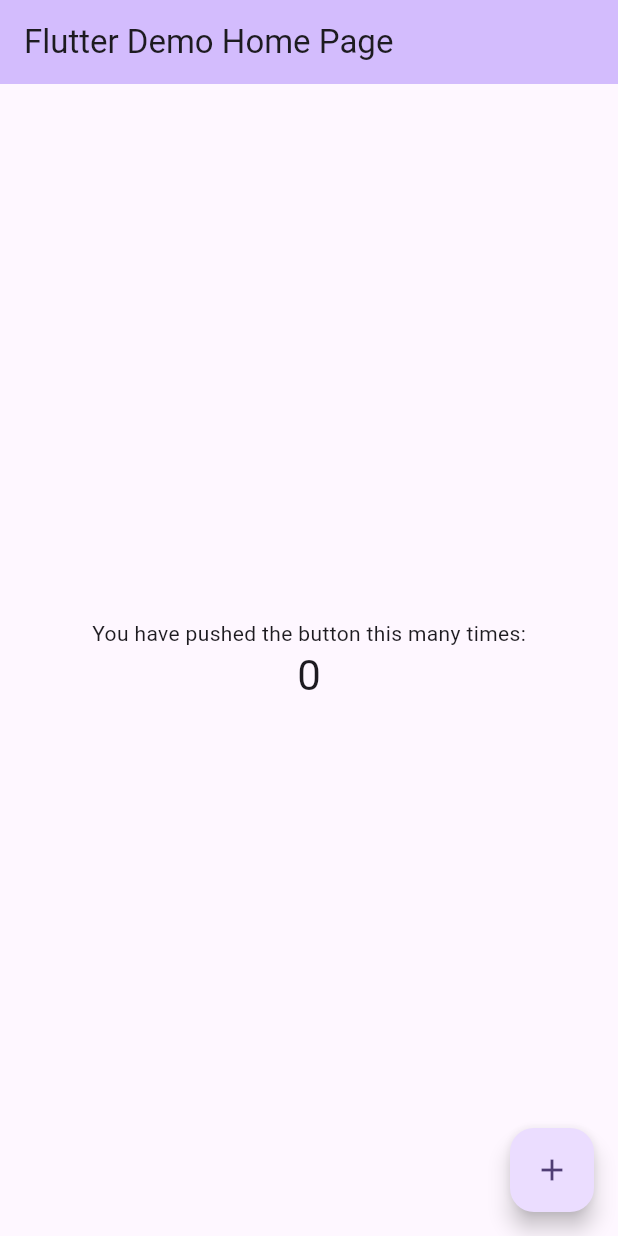
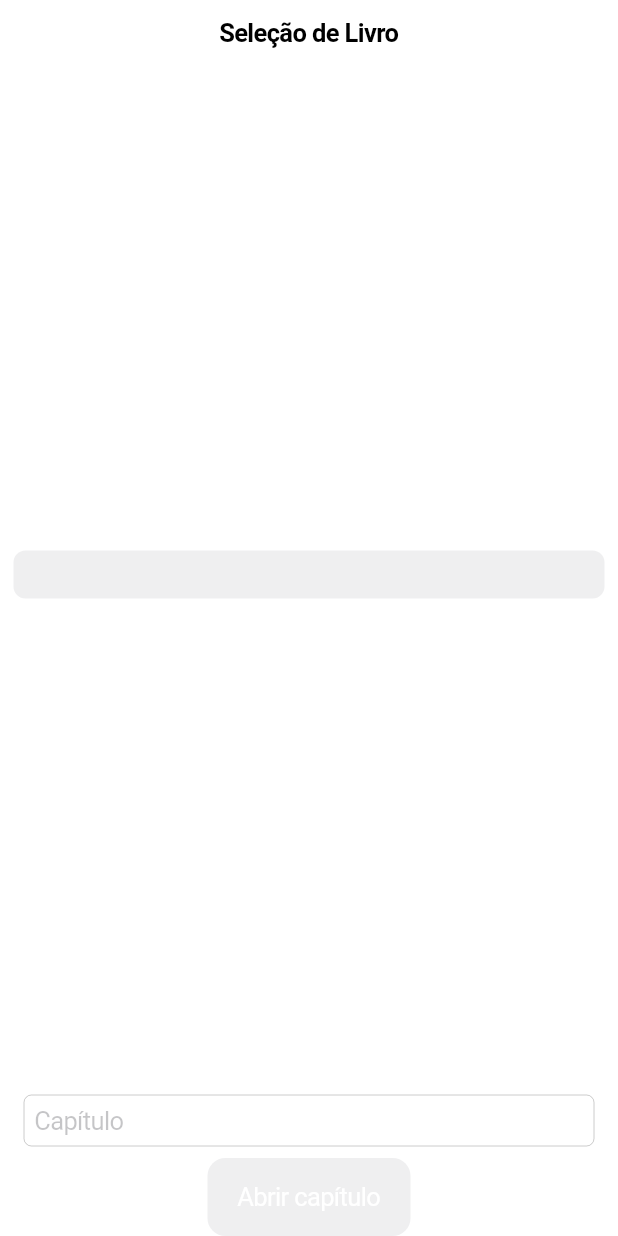
Before and after one commit to garuca/bible, a Flutter app: the screen it shows after launch, on a phone screen of 412 x 824 dp. Run offline on Flutter 3.47's test engine with Material 3 defaults, Android fonts, the phone set to English and light mode, and no system bars; our stand-ins replace sqflite; accounts and stored records are empty; statements that could not run were skipped.

Commit message:
feat(presentation): implement providers, screens and app entrypoint

```diff
--- /dev/null
+++ b/lib/app.dart
@@ -0,0 +1,51 @@
+import 'package:flutter/cupertino.dart';
+import 'package:provider/provider.dart';
+
+import 'domain/usecases/get_books_use_case.dart';
+import 'domain/usecases/get_verses_use_case.dart';
+import 'domain/usecases/compare_verses_use_case.dart';
+import 'presentation/providers/book_selection_provider.dart';
+import 'presentation/providers/bible_reading_provider.dart';
+import 'presentation/screens/book_selection_screen.dart';
+
+class MyApp extends StatelessWidget {
+  final GetBooksUseCase getBooksUseCase;
+  final GetVersesUseCase getVersesUseCase;
+  final CompareVersesUseCase compareVersesUseCase;
+
+  const MyApp({
+    Key? key,
+    required this.getBooksUseCase,
+    required this.getVersesUseCase,
+    required this.compareVersesUseCase,
+  }) : super(key: key);
+
+  @override
+  Widget build(BuildContext context) {
+    return MultiProvider(
+      providers: [
+        ChangeNotifierProvider(
+          create: (_) => BookSelectionProvider(getBooksUseCase),
+        ),
+        ChangeNotifierProvider(
+          create: (_) => BibleReadingProvider(
+            getVersesUseCase: getVersesUseCase,
+            compareVersesUseCase: compareVersesUseCase,
+          ),
+        ),
+      ],
+      child: CupertinoApp(
+        title: 'Bible App',
+        debugShowCheckedModeBanner: false,
+        builder: (context, child) {
+          final brightness = MediaQuery.platformBrightnessOf(context);
+          return CupertinoTheme(
+            data: CupertinoThemeData(brightness: brightness),
+            child: child!,
+          );
+        },
+        home: const BookSelectionScreen(),
+      ),
+    );
+  }
+}
--- a/lib/main.dart
+++ b/lib/main.dart
@@ -1,122 +1,22 @@
-import 'package:flutter/material.dart';
+import 'package:flutter/cupertino.dart';
 
-void main() {
-  runApp(const MyApp());
+import 'app.dart';
+import 'data/datasources/database_provider.dart';
+import 'data/datasources/bible_local_data_source.dart';
+import 'data/repositories/bible_repository_impl.dart';
+import 'domain/usecases/get_books_use_case.dart';
+import 'domain/usecases/get_verses_use_case.dart';
+import 'domain/usecases/compare_verses_use_case.dart';
+
+Future<void> main() async {
+  WidgetsFlutterBinding.ensureInitialized();
+  final dbProvider = DatabaseProvider();
+  await dbProvider.init();
+  final localDataSource = BibleLocalDataSource(dbProvider);
+  final repository = BibleRepositoryImpl(localDataSource);
+  runApp(MyApp(
+    getBooksUseCase: GetBooksUseCase(repository),
+    getVersesUseCase: GetVersesUseCase(repository),
+    compareVersesUseCase: CompareVersesUseCase(repository),
+  ));
 }
-
-class MyApp extends StatelessWidget {
-  const MyApp({super.key});
-
-  // This widget is the root of your application.
-  @override
-  Widget build(BuildContext context) {
-    return MaterialApp(
-      title: 'Flutter Demo',
-      theme: ThemeData(
-        // This is the theme of your application.
-        //
-        // TRY THIS: Try running your application with "flutter run". You'll see
-        // the application has a purple toolbar. Then, without quitting the app,
-        // try changing the seedColor in the colorScheme below to Colors.green
-        // and then invoke "hot reload" (save your changes or press the "hot
-        // reload" button in a Flutter-supported IDE, or press "r" if you used
-        // the command line to start the app).
-        //
-        // Notice that the counter didn't reset back to zero; the application
-        // state is not lost during the reload. To reset the state, use hot
-        // restart instead.
-        //
-        // This works for code too, not just values: Most code changes can be
-        // tested with just a hot reload.
-        colorScheme: ColorScheme.fromSeed(seedColor: Colors.deepPurple),
-      ),
-      home: const MyHomePage(title: 'Flutter Demo Home Page'),
-    );
-  }
-}
-
-class MyHomePage extends StatefulWidget {
-  const MyHomePage({super.key, required this.title});
-
-  // This widget is the home page of your application. It is stateful, meaning
-  // that it has a State object (defined below) that contains fields that affect
-  // how it looks.
-
-  // This class is the configuration for the state. It holds the values (in this
-  // case the title) provided by the parent (in this case the App widget) and
-  // used by the build method of the State. Fields in a Widget subclass are
-  // always marked "final".
-
-  final String title;
-
-  @override
-  State<MyHomePage> createState() => _MyHomePageState();
-}
-
-class _MyHomePageState extends State<MyHomePage> {
-  int _counter = 0;
-
-  void _incrementCounter() {
-    setState(() {
-      // This call to setState tells the Flutter framework that something has
-      // changed in this State, which causes it to rerun the build method below
-      // so that the display can reflect the updated values. If we changed
-      // _counter without calling setState(), then the build method would not be
-      // called again, and so nothing would appear to happen.
-      _counter++;
-    });
-  }
-
-  @override
-  Widget build(BuildContext context) {
-    // This method is rerun every time setState is called, for instance as done
-    // by the _incrementCounter method above.
-    //
-    // The Flutter framework has been optimized to make rerunning build methods
-    // fast, so that you can just rebuild anything that needs updating rather
-    // than having to individually change instances of widgets.
-    return Scaffold(
-      appBar: AppBar(
-        // TRY THIS: Try changing the color here to a specific color (to
-        // Colors.amber, perhaps?) and trigger a hot reload to see the AppBar
-        // change color while the other colors stay the same.
-        backgroundColor: Theme.of(context).colorScheme.inversePrimary,
-        // Here we take the value from the MyHomePage object that was created by
-        // the App.build method, and use it to set our appbar title.
-        title: Text(widget.title),
-      ),
-      body: Center(
-        // Center is a layout widget. It takes a single child and positions it
-        // in the middle of the parent.
-        child: Column(
-          // Column is also a layout widget. It takes a list of children and
-          // arranges them vertically. By default, it sizes itself to fit its
-          // children horizontally, and tries to be as tall as its parent.
-          //
-          // Column has various properties to control how it sizes itself and
-          // how it positions its children. Here we use mainAxisAlignment to
-          // center the children vertically; the main axis here is the vertical
-          // axis because Columns are vertical (the cross axis would be
-          // horizontal).
-          //
-          // TRY THIS: Invoke "debug painting" (choose the "Toggle Debug Paint"
-          // action in the IDE, or press "p" in the console), to see the
-          // wireframe for each widget.
-          mainAxisAlignment: MainAxisAlignment.center,
-          children: <Widget>[
-            const Text('You have pushed the button this many times:'),
-            Text(
-              '$_counter',
-              style: Theme.of(context).textTheme.headlineMedium,
-            ),
-          ],
-        ),
-      ),
-      floatingActionButton: FloatingActionButton(
-        onPressed: _incrementCounter,
-        tooltip: 'Increment',
-        child: const Icon(Icons.add),
-      ), // This trailing comma makes auto-formatting nicer for build methods.
-    );
-  }
-}
--- /dev/null
+++ b/lib/presentation/providers/bible_reading_provider.dart
@@ -0,0 +1,55 @@
+import 'package:flutter/cupertino.dart';
+
+import '../../domain/entities/verse.dart';
+import '../../domain/entities/version.dart';
+import '../../domain/usecases/get_verses_use_case.dart';
+import '../../domain/usecases/compare_verses_use_case.dart';
+
+class BibleReadingProvider extends ChangeNotifier {
+  final GetVersesUseCase getVersesUseCase;
+  final CompareVersesUseCase compareVersesUseCase;
+
+  List<Verse> verses = [];
+  List<Verse> versesLeft = [];
+  List<Verse> versesRight = [];
+  bool isComparing = false;
+  Version version = Version.KJA;
+  Version compareVersion = Version.KJF;
+  double fontSize = 16.0;
+
+  BibleReadingProvider({
+    required this.getVersesUseCase,
+    required this.compareVersesUseCase,
+  });
+
+  Future<void> loadVerses(
+    Version version,
+    int bookId,
+    int chapter,
+  ) async {
+    isComparing = false;
+    this.version = version;
+    verses = await getVersesUseCase(version, bookId, chapter);
+    notifyListeners();
+  }
+
+  void increaseFont() {
+    fontSize += 2;
+    notifyListeners();
+  }
+
+  Future<void> compareVerses(
+    Version left,
+    Version right,
+    int bookId,
+    int chapter,
+  ) async {
+    isComparing = true;
+    version = left;
+    compareVersion = right;
+    final result = await compareVersesUseCase(left, right, bookId, chapter);
+    versesLeft = result[left] ?? [];
+    versesRight = result[right] ?? [];
+    notifyListeners();
+  }
+}
--- /dev/null
+++ b/lib/presentation/providers/book_selection_provider.dart
@@ -0,0 +1,35 @@
+import 'package:flutter/cupertino.dart';
+
+import '../../domain/entities/book.dart';
+import '../../domain/entities/version.dart';
+import '../../domain/usecases/get_books_use_case.dart';
+
+class BookSelectionProvider extends ChangeNotifier {
+  final GetBooksUseCase getBooksUseCase;
+  List<Book> books = [];
+  Book? selectedBook;
+  int chapter = 1;
+
+  BookSelectionProvider(this.getBooksUseCase) {
+    loadBooks();
+  }
+
+  Future<void> loadBooks() async {
+    books = await getBooksUseCase(Version.KJA);
+    if (books.isNotEmpty) selectedBook = books.first;
+    notifyListeners();
+  }
+
+  void selectBook(Book book) {
+    selectedBook = book;
+    notifyListeners();
+  }
+
+  void setChapter(String text) {
+    final value = int.tryParse(text);
+    if (value != null && value > 0) {
+      chapter = value;
+      notifyListeners();
+    }
+  }
+}
--- /dev/null
+++ b/lib/presentation/screens/book_selection_screen.dart
@@ -0,0 +1,65 @@
+import 'package:flutter/cupertino.dart';
+import 'package:provider/provider.dart';
+
+import '../../domain/entities/version.dart';
+import '../providers/book_selection_provider.dart';
+import '../providers/bible_reading_provider.dart';
+import 'bible_reading_screen.dart';
+
+class BookSelectionScreen extends StatelessWidget {
+  const BookSelectionScreen({Key? key}) : super(key: key);
+
+  @override
+  Widget build(BuildContext context) {
+    final provider = context.watch<BookSelectionProvider>();
+    final readingProvider = context.read<BibleReadingProvider>();
+    final books = provider.books;
+    final selectedBook = provider.selectedBook;
+    return CupertinoPageScaffold(
+      navigationBar: const CupertinoNavigationBar(
+        middle: Text('Seleção de Livro'),
+      ),
+      child: SafeArea(
+        child: Column(
+          children: [
+            Expanded(
+              child: CupertinoPicker(
+                itemExtent: 32,
+                onSelectedItemChanged: (i) => provider.selectBook(books[i]),
+                children: books.map((b) => Text(b.name)).toList(),
+              ),
+            ),
+            Padding(
+              padding: const EdgeInsets.symmetric(horizontal: 16, vertical: 8),
+              child: CupertinoTextField(
+                placeholder: 'Capítulo',
+                keyboardType: TextInputType.number,
+                onChanged: provider.setChapter,
+              ),
+            ),
+            CupertinoButton.filled(
+              onPressed: selectedBook == null
+                  ? null
+                  : () {
+                      readingProvider.loadVerses(
+                        Version.KJA,
+                        selectedBook.id,
+                        provider.chapter,
+                      );
+                      Navigator.of(context).push(
+                        CupertinoPageRoute(
+                          builder: (_) => BibleReadingScreen(
+                            book: selectedBook,
+                            chapter: provider.chapter,
+                          ),
+                        ),
+                      );
+                    },
+              child: const Text('Abrir capítulo'),
+            ),
+          ],
+        ),
+      ),
+    );
+  }
+}
```
Also changed, not shown: lib/presentation/screens/bible_reading_screen.dart (added, +159 -0 lines).
